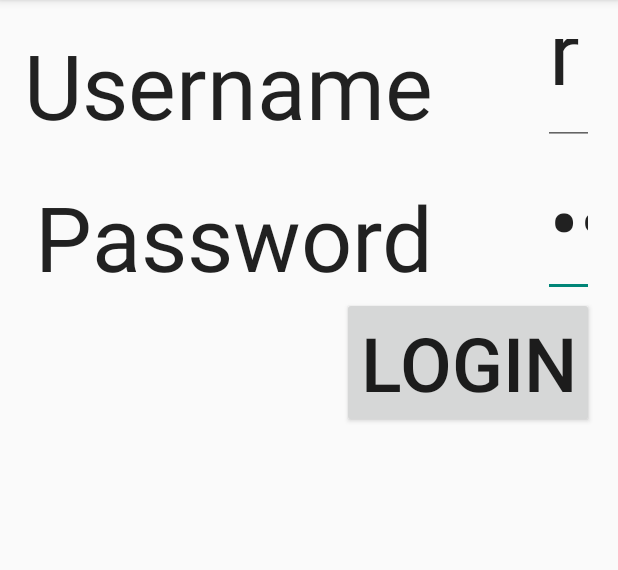
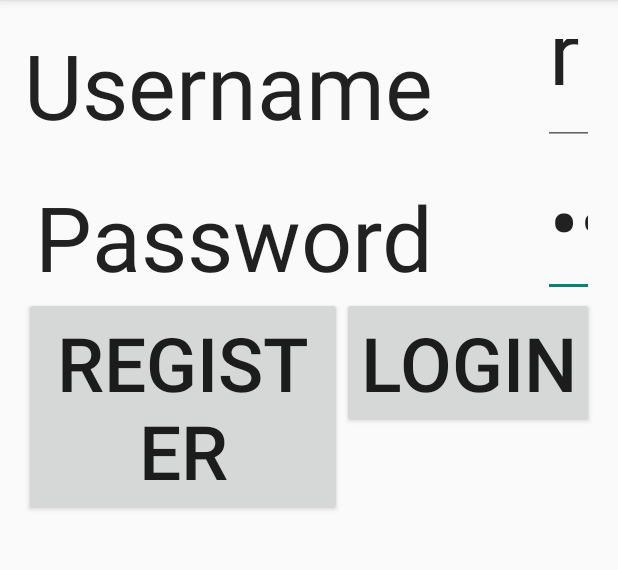
Before and after one commit to raffysommy/EducatioNet, an Android app: the screen it shows after launch (MainActivity), on a phone screen of 412 x 824 dp, the part 84-654 px from its top. Run offline under Robolectric (Android 15) with nearby library versions, the phone set to English and light mode, and no system bars.

```diff
--- a/app/src/main/java/com/example/raffaele/testapp/MainActivity.java
+++ b/app/src/main/java/com/example/raffaele/testapp/MainActivity.java
@@ -6,15 +6,18 @@ import android.os.Bundle;
 import android.view.Menu;
 import android.view.MenuItem;
 import android.view.View;
+import android.widget.Button;
 import android.widget.EditText;
 import android.widget.Toast;
 
 public class MainActivity extends ActionBarActivity {
+    private static Button register_btn;
 
     @Override
     protected void onCreate(Bundle savedInstanceState) {
         super.onCreate(savedInstanceState);
         setContentView(R.layout.activity_main);
+        Register();
     }
 
 
@@ -39,17 +42,17 @@ public class MainActivity extends ActionBarActivity {
 
         return super.onOptionsItemSelected(item);
     }
-    public void onStartClick(View v){
 
-        String user = ((EditText)findViewById(R.id.username)).getText().toString();
-        String pass = ((EditText)findViewById(R.id.password)).getText().toString();
+    public void onStartClick(View v) {
+
+        String user = ((EditText) findViewById(R.id.username)).getText().toString();
+        String pass = ((EditText) findViewById(R.id.password)).getText().toString();
 
         user utente = new user(user, pass);
         boolean connected = utente.connetti();
         if (!connected) {//user non presente
             Toast.makeText(getApplicationContext(), "Credenziali non valide", Toast.LENGTH_SHORT).show();
-        }
-        else {//login effettuato, schermata successiva
+        } else {//login effettuato, schermata successiva
             Intent i = new Intent(this, welcome_student.class);
             //passo parametri user alla prossima view
             // TODO: dovremo passare l' oggetto utente e non i suoi parametri ?!?
@@ -57,5 +60,23 @@ public class MainActivity extends ActionBarActivity {
             i.putExtra("pass", utente.getPassword());
             startActivity(i);
         }
+
     }
+
+    public void Register() {
+        register_btn = (Button) findViewById(R.id.RegisterButton);
+        register_btn.setOnClickListener(
+                new View.OnClickListener() {
+                    @Override
+                    public void onClick(View v) {
+                        Intent i = new Intent("com.example.raffaele.testapp.Register_form");
+                        startActivity(i);
+                    }
+                }
+
+        );
+
+    }
+
+    ;
 }
--- a/app/src/main/res/layout/activity_main.xml
+++ b/app/src/main/res/layout/activity_main.xml
@@ -3,7 +3,8 @@
     android:layout_height="match_parent" android:paddingLeft="@dimen/activity_horizontal_margin"
     android:paddingRight="@dimen/activity_horizontal_margin"
     android:paddingTop="@dimen/activity_vertical_margin"
-    android:paddingBottom="@dimen/activity_vertical_margin" tools:context=".MainActivity">
+    android:paddingBottom="@dimen/activity_vertical_margin" tools:context=".MainActivity"
+    android:id="@+id/MainActivity">
 
     <TextView
         android:layout_width="wrap_content"
@@ -63,4 +64,17 @@
         android:layout_alignParentRight="true"
         android:textSize="50dp" />
 
+    <Button
+        android:layout_width="wrap_content"
+        android:layout_height="wrap_content"
+        android:text="Register"
+        android:id="@+id/RegisterButton"
+        android:clickable="false"
+        android:enabled="true"
+        android:focusableInTouchMode="false"
+        android:textSize="50sp"
+        android:layout_alignTop="@+id/loginButton"
+        android:layout_toLeftOf="@+id/loginButton"
+        android:layout_toStartOf="@+id/loginButton" />
+
 </RelativeLayout>
--- a/app/src/main/res/values/strings.xml
+++ b/app/src/main/res/values/strings.xml
@@ -5,4 +5,7 @@
     <string name="action_settings">Settings</string>
     <string name="title_activity_question">Question</string>
     <string name="title_activity_welcome_student">welcome_student</string>
+
+    <string name="title_activity_register_form">Register_form</string>
+
 </resources>
```
Also changed, not shown: app/src/main/AndroidManifest.xml (+11 -0 lines), app/src/main/java/com/example/raffaele/testapp/Register_form.java (added, +39 -0 lines), app/src/main/res/layout/activity_register_form.xml (added, +13 -0 lines), app/src/main/res/menu/menu_register_form.xml (added, +7 -0 lines).
